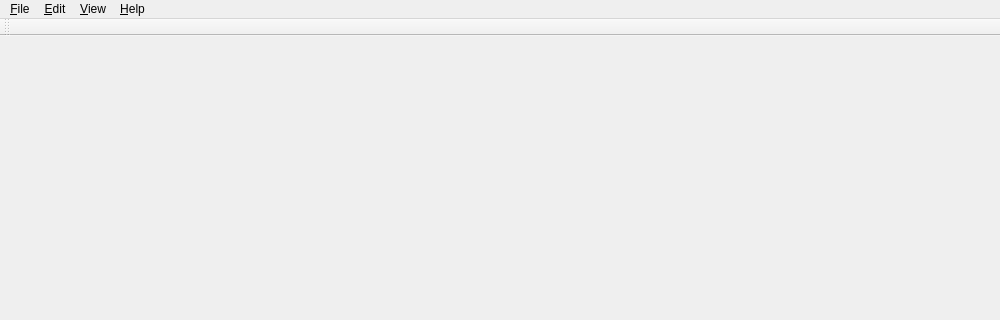
Qt form mainwindow.ui (SIUE-BiomedicalImagingResearchLab/SIUE-Fat-Segmentation-Tool) before a commit; both pictures show x 0 to 1000 and y 0 to 320 of the 1000 by 600 pixel window.
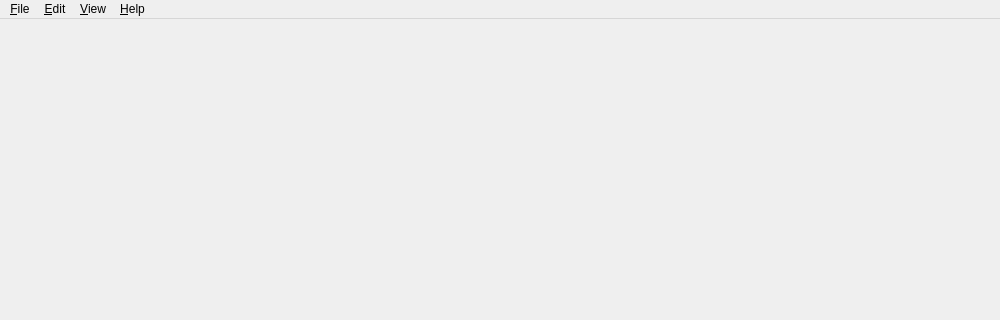
The same form after that commit.

Diff of the .ui file:
```diff
--- a/mainwindow.ui
+++ b/mainwindow.ui
@@ -111,14 +111,6 @@
    <addaction name="menuView"/>
    <addaction name="menuHelp"/>
   </widget>
-  <widget class="QToolBar" name="mainToolBar">
-   <attribute name="toolBarArea">
-    <enum>TopToolBarArea</enum>
-   </attribute>
-   <attribute name="toolBarBreak">
-    <bool>false</bool>
-   </attribute>
-  </widget>
   <widget class="QStatusBar" name="statusBar">
    <property name="contextMenuPolicy">
     <enum>Qt::DefaultContextMenu</enum>
```
